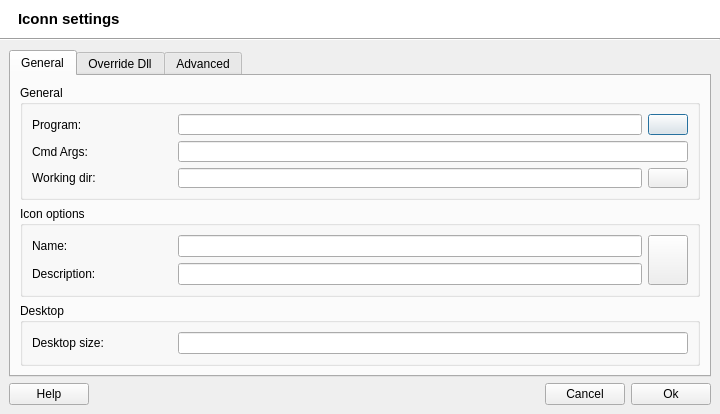
The window that src/uis/IconSettings.ui (brezerk/q4wine) describes before a commit, drawn with Qt 5.
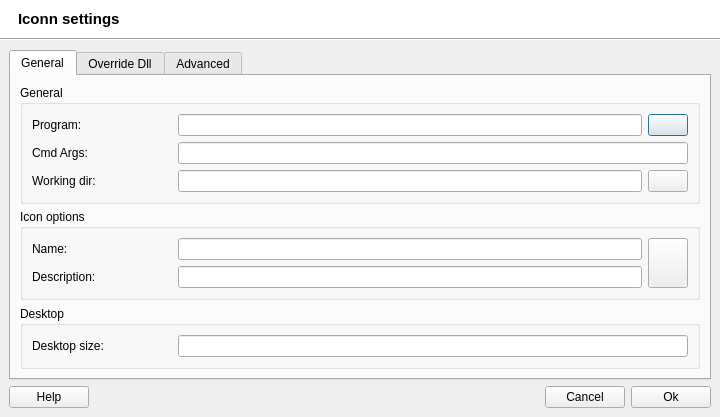
The same window after the commit. Icons and pictures are not drawn.

Diff of the .ui file:
```diff
--- a/src/uis/IconSettings.ui
+++ b/src/uis/IconSettings.ui
@@ -10,7 +10,7 @@
     <x>0</x>
     <y>0</y>
     <width>720</width>
-    <height>414</height>
+    <height>417</height>
    </rect>
   </property>
   <property name="sizePolicy">
@@ -212,12 +212,6 @@
    </item>
    <item>
     <widget class="QWidget" name="widget" native="true">
-     <property name="sizePolicy">
-      <sizepolicy hsizetype="Preferred" vsizetype="Maximum">
-       <horstretch>0</horstretch>
-       <verstretch>0</verstretch>
-      </sizepolicy>
-     </property>
      <layout class="QVBoxLayout">
       <item>
        <widget class="QTabWidget" name="twbGeneral">
@@ -231,19 +225,19 @@
          <layout class="QVBoxLayout" name="verticalLayout_2">
           <item>
            <widget class="QGroupBox" name="groupBox">
-            <property name="sizePolicy">
-             <sizepolicy hsizetype="Preferred" vsizetype="Maximum">
-              <horstretch>0</horstretch>
-              <verstretch>0</verstretch>
-             </sizepolicy>
-            </property>
             <property name="title">
              <string>General</string>
             </property>
-            <layout class="QVBoxLayout">
+            <layout class="QVBoxLayout" name="_21">
+             <property name="sizeConstraint">
+              <enum>QLayout::SetMinimumSize</enum>
+             </property>
              <item>
               <widget class="QWidget" name="widget_2" native="true">
                <layout class="QHBoxLayout">
+                <property name="sizeConstraint">
+                 <enum>QLayout::SetMinimumSize</enum>
+                </property>
                 <property name="margin">
                  <number>0</number>
                 </property>
@@ -288,6 +282,9 @@
              <item>
               <widget class="QWidget" name="widget_4" native="true">
                <layout class="QHBoxLayout">
+                <property name="sizeConstraint">
+                 <enum>QLayout::SetMinimumSize</enum>
+                </property>
                 <property name="margin">
                  <number>0</number>
                 </property>
@@ -319,6 +316,9 @@
              <item>
               <widget class="QWidget" name="widget_12" native="true">
                <layout class="QHBoxLayout">
+                <property name="sizeConstraint">
+                 <enum>QLayout::SetMinimumSize</enum>
+                </property>
                 <property name="margin">
                  <number>0</number>
                 </property>
@@ -365,12 +365,6 @@
           </item>
           <item>
            <widget class="QGroupBox" name="groupBox_7">
-            <property name="sizePolicy">
-             <sizepolicy hsizetype="Preferred" vsizetype="Maximum">
-              <horstretch>0</horstretch>
-              <verstretch>0</verstretch>
-             </sizepolicy>
-            </property>
             <property name="title">
              <string>Icon options</string>
             </property>
@@ -476,12 +470,6 @@
           </item>
           <item>
            <widget class="QGroupBox" name="groupBox_8">
-            <property name="sizePolicy">
-             <sizepolicy hsizetype="Preferred" vsizetype="Maximum">
-              <horstretch>0</horstretch>
-              <verstretch>0</verstretch>
-             </sizepolicy>
-            </property>
             <property name="title">
              <string>Desktop</string>
             </property>
```
